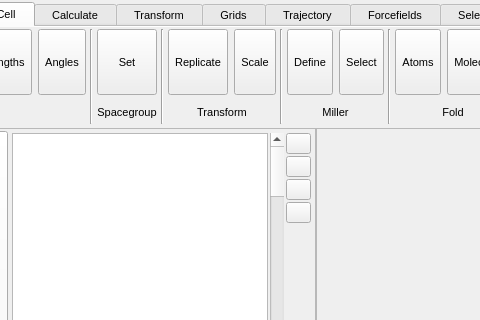
Before: the Qt Designer form src/gui/mainwindow.ui in trisyoungs/aten, drawn with Qt 5; both pictures show x 145 to 625 and y 0 to 320 of the 1345 by 733 pixel window.
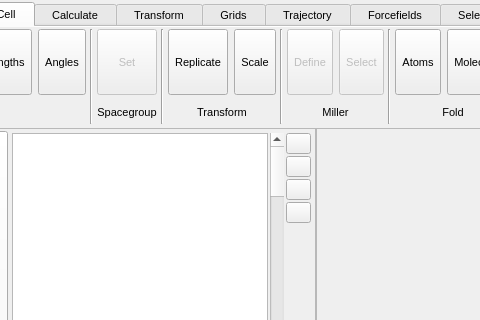
After: the same form once the commit is applied. The open tabs and pages were chosen to show the change. Icons and pictures are not drawn. Custom widgets are drawn as their Qt base class.

Commit message: Updated some tooltips in main window, and added some icons.

What changed in the file:
```diff
--- a/src/gui/mainwindow.ui
+++ b/src/gui/mainwindow.ui
@@ -3137,6 +3137,9 @@
           </property>
           <item row="0" column="0">
            <widget class="TMenuButton" name="CellSpacegroupSetButton">
+            <property name="enabled">
+             <bool>false</bool>
+            </property>
             <property name="sizePolicy">
              <sizepolicy hsizetype="Preferred" vsizetype="Fixed">
               <horstretch>0</horstretch>
@@ -3355,6 +3358,9 @@
           </property>
           <item row="0" column="0">
            <widget class="TMenuButton" name="CellMillerDefineButton">
+            <property name="enabled">
+             <bool>false</bool>
+            </property>
             <property name="sizePolicy">
              <sizepolicy hsizetype="Preferred" vsizetype="Fixed">
               <horstretch>0</horstretch>
@@ -3409,6 +3415,9 @@
           </item>
           <item row="0" column="1">
            <widget class="TMenuButton" name="CellMillerSelectButton">
+            <property name="enabled">
+             <bool>false</bool>
+            </property>
             <property name="sizePolicy">
              <sizepolicy hsizetype="Preferred" vsizetype="Fixed">
               <horstretch>0</horstretch>
```
Left out of the diff: 30 changed lines with no effect on the pictures. The commit also changes 7 other files.
